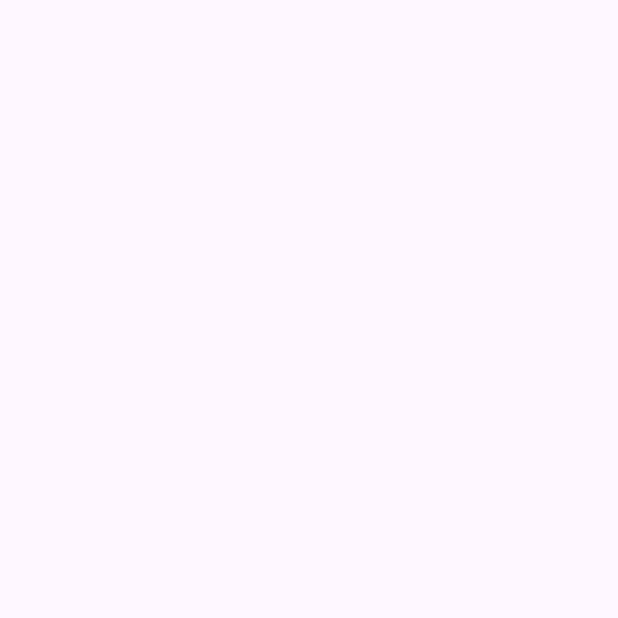
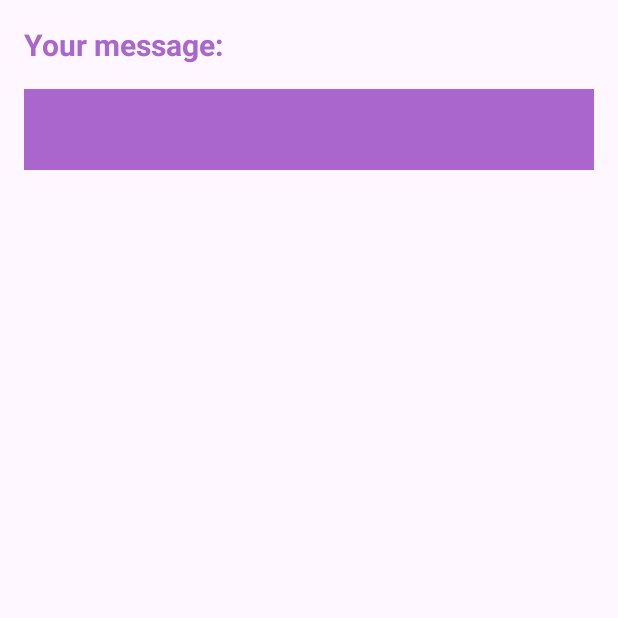
Before and after one commit to RodionKirillov/Messenger, an Android app: the ReceivedMessageActivity screen opened directly, with no data from a screen before it, on a phone screen of 412 x 824 dp, the top half of it. Before the commit the part shown is empty. Run offline under Robolectric (Android 15) with nearby library versions, the phone set to English and light mode, and no system bars.

Commit message:
Commit 2. Creating a layout

```diff
--- a/app/src/main/res/layout/activity_received_message.xml
+++ b/app/src/main/res/layout/activity_received_message.xml
@@ -6,4 +6,28 @@
     android:layout_height="match_parent"
     tools:context=".ReceivedMessageActivity">
 
+    <TextView
+        android:id="@+id/textViewLabel"
+        android:layout_width="wrap_content"
+        android:layout_height="wrap_content"
+        android:layout_margin="16dp"
+        android:text="@string/your_message"
+        android:textColor="@android:color/holo_purple"
+        android:textSize="20sp"
+        android:textStyle="bold"
+        app:layout_constraintStart_toStartOf="parent"
+        app:layout_constraintTop_toTopOf="parent" />
+
+    <TextView
+        android:id="@+id/textViewMessage"
+        android:layout_width="match_parent"
+        android:layout_height="wrap_content"
+        android:layout_margin="16dp"
+        android:background="@android:color/holo_purple"
+        android:padding="16dp"
+        android:textColor="@color/white"
+        android:textSize="16sp"
+        app:layout_constraintEnd_toEndOf="parent"
+        app:layout_constraintStart_toStartOf="parent"
+        app:layout_constraintTop_toBottomOf="@+id/textViewLabel" />
 </androidx.constraintlayout.widget.ConstraintLayout>
--- a/app/src/main/res/values/strings.xml
+++ b/app/src/main/res/values/strings.xml
@@ -2,4 +2,5 @@
     <string name="app_name">Messenger</string>
     <string name="type_your_message_hint">Type your message:</string>
     <string name="send_message">Send message</string>
+    <string name="your_message">Your message:</string>
 </resources>
```
